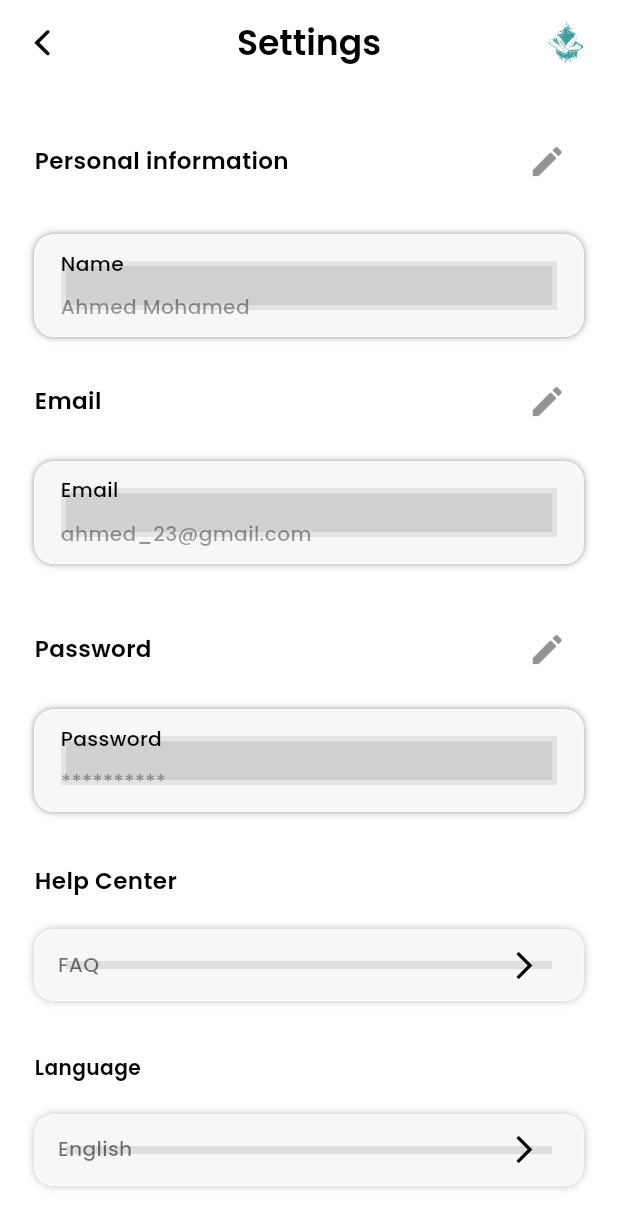
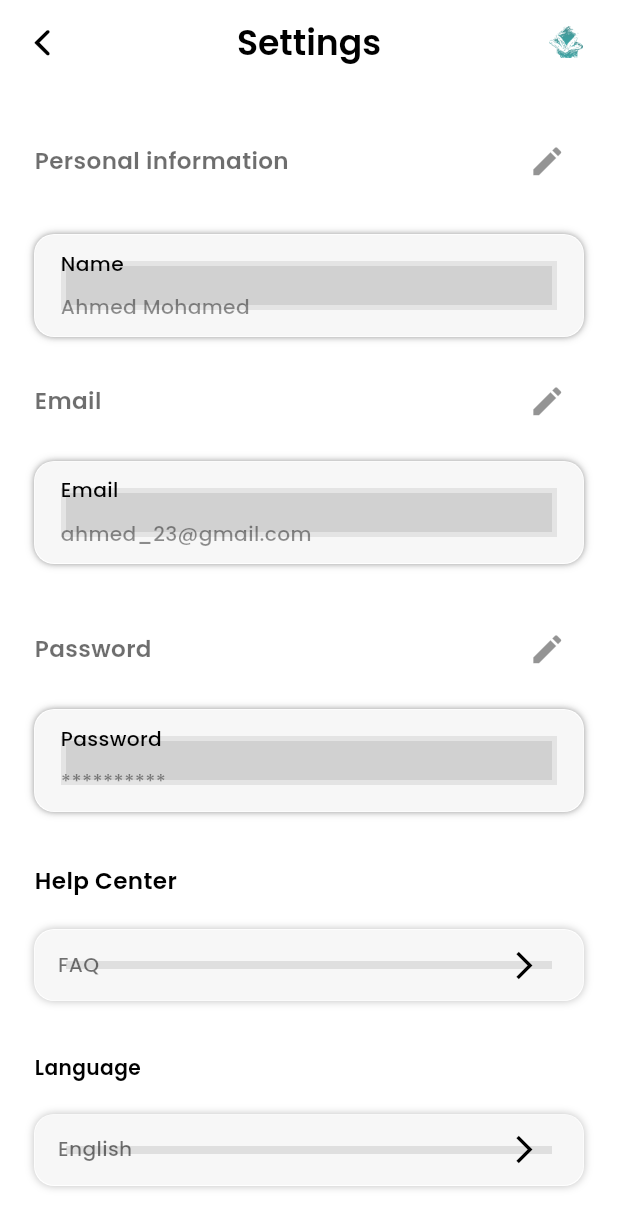
Before and after one commit to MohamedAbdelhaddy021/wameed, a Flutter app: the DoctorSettingsView screen opened directly, on a phone screen of 412 x 824 dp. Shown: the top 1229 px of the screen. Run offline on Flutter 3.47's test engine with Material 3 defaults, Android fonts, the phone set to English and light mode, and no system bars; our stand-ins replace cached_network_image, curved_navigation_bar, flutter_screenutil, flutter_svg, pin_code_fields; project files that could hold a hidden picture were left out.

Commit message:
add theming

```diff
--- /dev/null
+++ b/lib/core/theming/font_weight_helper.dart
@@ -0,0 +1,12 @@
+import 'package:flutter/material.dart';
+
+class FontWeightHelper {
+  static const FontWeight thin = FontWeight.w100;
+  static const FontWeight extraLight = FontWeight.w200;
+  static const FontWeight light = FontWeight.w300;
+  static const FontWeight regular = FontWeight.w400;
+  static const FontWeight medium = FontWeight.w500;
+  static const FontWeight semiBold = FontWeight.w600;
+  static const FontWeight bold = FontWeight.w700;
+  static const FontWeight extraBold = FontWeight.w800;
+}
--- /dev/null
+++ b/lib/core/theming/styles.dart
@@ -0,0 +1,48 @@
+import 'package:flutter/material.dart';
+import 'package:flutter_screenutil/flutter_screenutil.dart';
+
+import 'font_weight_helper.dart';
+
+class TextStyles{
+  static TextStyle poppins24BlackSemiBold = TextStyle(
+    fontFamily: "poppins",
+    fontSize: 24.sp,
+    color: Colors.black,
+    fontWeight: FontWeightHelper.semiBold,
+  );
+  static TextStyle poppins16BlackSemiBold = TextStyle(
+    fontFamily: "poppins",
+    fontSize: 16.sp,
+    color: Colors.black.withOpacity(.57),
+    fontWeight: FontWeightHelper.semiBold,
+  );
+  static TextStyle courgette24TurquoiseRegular =TextStyle(
+      fontWeight: FontWeightHelper.regular,
+      fontSize: 24.sp,
+      color: const Color(0xff39A7A7),
+      fontFamily: "courgette"
+  );
+  static TextStyle inter20BlackSemiBold =TextStyle(
+      fontWeight: FontWeightHelper.semiBold,
+      fontSize: 20.sp,
+      color: Colors.black,
+      fontFamily: "inter"
+  );
+  static TextStyle inter24WhiteBold =TextStyle(
+    fontSize: 24.sp,
+    fontFamily: "inter",
+    fontWeight: FontWeightHelper.bold,
+    color: Colors.white,
+  );
+  static TextStyle inter16Medium =TextStyle(
+    fontSize: 16.sp,
+    fontFamily: "inter",
+    fontWeight: FontWeightHelper.medium,
+  );
+  static TextStyle poppins14Black55Medium =TextStyle(
+    fontSize: 14.sp,
+    fontWeight: FontWeightHelper.medium,
+    fontFamily: "poppins",
+    color: Colors.black.withOpacity(.55),
+  );
+}
--- a/lib/main.dart
+++ b/lib/main.dart
@@ -15,6 +15,7 @@ import 'package:wameed/views/login/view.dart';
 import 'package:wameed/views/register/view.dart';
 import 'package:wameed/views/reset_password/view.dart';
 import 'package:wameed/views/splash/view.dart';
+import 'package:wameed/views/times_of_work/view.dart';
 import 'package:wameed/views/verfication_otp_code/view.dart';
 
 void main() {
@@ -48,7 +49,7 @@ class MyApp extends StatelessWidget {
           ),
           colorScheme: ColorScheme.fromSwatch(primarySwatch: getMyMaterialColor()),
         ),
-        home: const DoctorRegistrationView(),
+        home: const RegisterView(),
       ),
     );
   }
--- a/lib/views/doctor_settings/view.dart
+++ b/lib/views/doctor_settings/view.dart
@@ -1,7 +1,7 @@
 import 'package:flutter/material.dart';
 import 'package:flutter_screenutil/flutter_screenutil.dart';
-import 'package:flutter_svg/flutter_svg.dart';
 import 'package:wameed/core/design/arrow_back_button.dart';
+import 'package:wameed/core/theming/styles.dart';
 
 class DoctorSettingsView extends StatefulWidget {
   const DoctorSettingsView({super.key});
@@ -18,17 +18,16 @@ class _DoctorSettingsViewState extends State<DoctorSettingsView> {
         leading: const ArrowBackButton(),
         title: Text(
           "Settings",
-          style: TextStyle(
-            fontFamily: "poppins",
-            fontSize: 24.sp,
-            fontWeight: FontWeight.w600,
-          ),
+          style: TextStyles.poppins24BlackSemiBold,
         ),
         actions: [
           Padding(
             padding: EdgeInsetsDirectional.only(end: 24.w),
-            child: SvgPicture.asset(
-              "assets/icons/svgs/app_logo.svg",
+            child: Image.asset(
+              "assets/images/app_main_logo.png",
+              width: 24.w,
+              height: 24.h,
+              fit: BoxFit.cover,
             ),
           ),
         ],
@@ -101,10 +100,11 @@ class _DoctorSettingsViewState extends State<DoctorSettingsView> {
                   children: [
                     Text("FAQ",
                         style: TextStyle(
-                            fontSize: 14.sp,
-                            fontWeight: FontWeight.w500,
-                            fontFamily: "poppins",
-                            color: Colors.black.withOpacity(.55))),
+                          fontSize: 14.sp,
+                          fontWeight: FontWeight.w500,
+                          fontFamily: "poppins",
+                          color: Colors.black.withOpacity(.55),
+                        )),
                     const Spacer(),
                     IconButton(
                       onPressed: () {},
@@ -147,12 +147,7 @@ class _DoctorSettingsViewState extends State<DoctorSettingsView> {
                     ]),
                 child: Row(
                   children: [
-                    Text("English",
-                        style: TextStyle(
-                            fontSize: 14.sp,
-                            fontWeight: FontWeight.w500,
-                            fontFamily: "poppins",
-                            color: Colors.black.withOpacity(.55))),
+                    Text("English", style: TextStyles.poppins14Black55Medium),
                     const Spacer(),
                     IconButton(
                       onPressed: () {},
@@ -173,7 +168,11 @@ class _DoctorSettingsViewState extends State<DoctorSettingsView> {
 }
 
 class _Item extends StatelessWidget {
-  const _Item({super.key, required this.title, this.onPressed});
+  const _Item({
+    super.key,
+    required this.title,
+    this.onPressed,
+  });
 
   final String title;
   final VoidCallback? onPressed;
@@ -184,10 +183,7 @@ class _Item extends StatelessWidget {
       children: [
         Text(
           title,
-          style: TextStyle(
-              fontWeight: FontWeight.w600,
-              fontSize: 16.sp,
-              fontFamily: "poppins"),
+          style: TextStyles.poppins16BlackSemiBold,
         ),
         const Spacer(),
         IconButton(
@@ -195,7 +191,7 @@ class _Item extends StatelessWidget {
             icon: Icon(
               Icons.edit,
               color: Colors.black.withOpacity(.42),
-              size: 26,
+              size: 26.sp,
             ))
       ],
     );
@@ -235,22 +231,13 @@ class _EditFiled extends StatelessWidget {
         children: [
           Text(
             mainText,
-            style: TextStyle(
-              fontSize: 14.sp,
-              fontWeight: FontWeight.w500,
-              fontFamily: "poppins",
-            ),
+            style:
+                TextStyles.poppins14Black55Medium.copyWith(color: Colors.black),
           ),
-          // SizedBox(
-          //   height: 8.h,
-          // ),
           Text(
             valueText,
-            style: TextStyle(
-              fontSize: 14.sp,
-              fontWeight: FontWeight.w500,
-              fontFamily: "poppins",
-              color: Colors.black.withOpacity(.40),
+            style: TextStyles.poppins14Black55Medium.copyWith(
+              color: Colors.black.withOpacity(.44),
             ),
           ),
         ],
--- a/lib/views/reset_password/view.dart
+++ b/lib/views/reset_password/view.dart
@@ -3,6 +3,7 @@ import 'package:flutter/material.dart';
 import 'package:flutter_screenutil/flutter_screenutil.dart';
 import 'package:wameed/core/design/arrow_back_button.dart';
 import 'package:wameed/core/design/text_logo.dart';
+import 'package:wameed/core/theming/styles.dart';
 
 import '../../core/design/app_field.dart';
 import '../../core/design/app_filled_button.dart';
@@ -37,10 +38,7 @@ class _LoginViewState extends State<ResetPasswordView> {
               ),
               Text(
                 "create your new password to log in!",
-                style: TextStyle(
-                    fontWeight: FontWeight.w500,
-                    fontSize: 14.sp,
-                    color: Colors.black.withOpacity(.40),),
+                style: TextStyles.poppins14Black55Medium.copyWith(color: Colors.black.withOpacity(.44),fontFamily: "inter"),
               ),
               SizedBox(height: 44.h,),
               const AppField(labelText: "Password",isPassword: true,bottomPadding: 24,),
```
Also changed, not shown: lib/views/continue/view.dart (+3 -7 lines), lib/views/doctor_registration/view.dart (+3 -6 lines), lib/views/doctor_registration/widgets/app_bar_title.dart (+3 -12 lines), lib/views/help_and_support/view.dart (+5 -23 lines), lib/views/register/view.dart (+5 -5 lines), lib/views/times_of_work/view.dart (added, +19 -0 lines), assets/images/app_main_logo.png (added).
